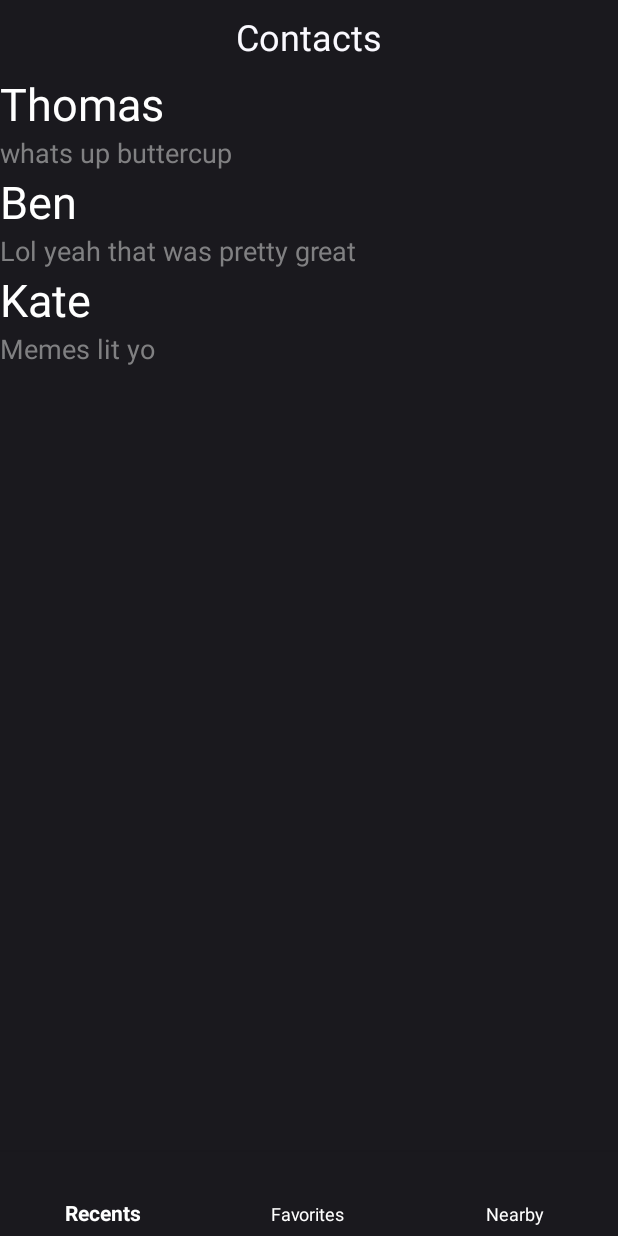
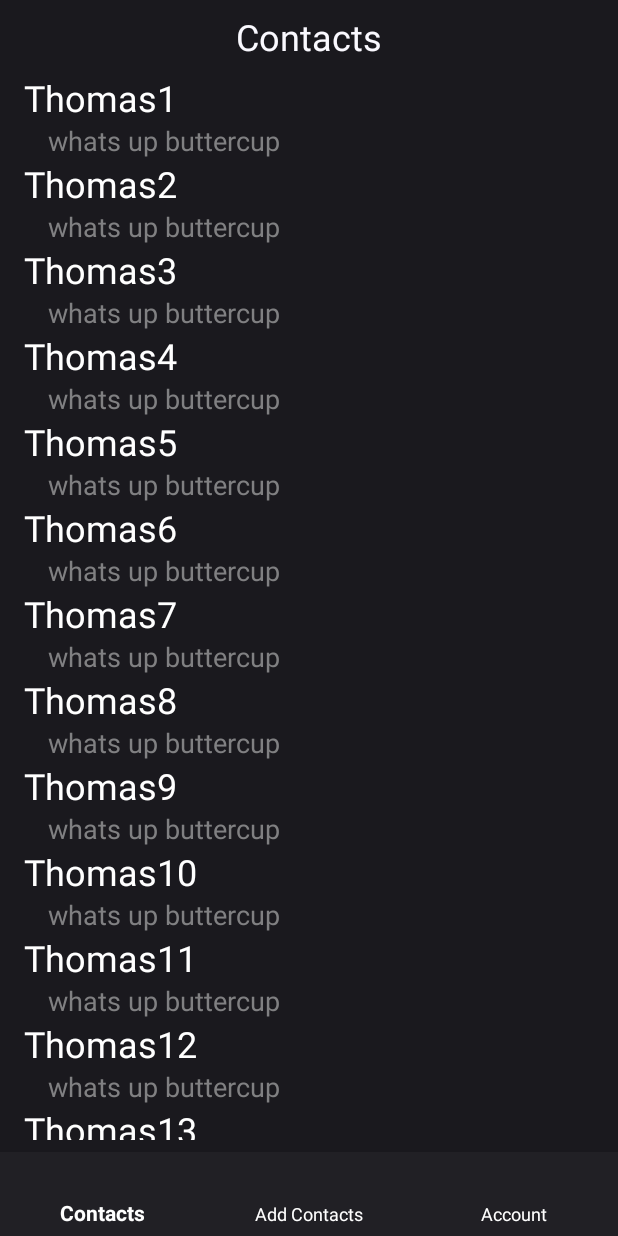
Before and after one commit to batsm/AdvancedMessagingApp, an Android app: the ContactsPage screen opened directly, with no data from a screen before it, on a phone screen of 412 x 824 dp. Run offline under Robolectric (Android 15) with nearby library versions, the phone set to English and light mode, and no system bars.

Commit message:
updated bottom nav bar

```diff
--- a/app/src/main/java/advancedmessagingapp/com/ContactsPage.kt
+++ b/app/src/main/java/advancedmessagingapp/com/ContactsPage.kt
@@ -26,7 +26,11 @@ class ContactsPage : FragmentActivity() {
 
         val adapter = contactsAdapter(contacts)
 
-        contacts.add(contactContainerData("Thomas", "whats up buttercup"))
+        for (i in 1..20)
+        {
+            contacts.add(contactContainerData("Thomas${i.toString()}", "whats up buttercup"))
+        }
+        //contacts.add(contactContainerData("Thomas", "whats up buttercup"))
         contacts.add(contactContainerData("Ben", "Lol yeah that was pretty great"))
         contacts.add(contactContainerData("Kate", "Memes lit yo"))
 
--- a/app/src/main/res/layout/activity_contacts_page.xml
+++ b/app/src/main/res/layout/activity_contacts_page.xml
@@ -14,7 +14,7 @@
             android:layout_height="wrap_content"
             android:layout_alignParentBottom="true"
             app:menu="@menu/bottom_nav_menu"
-            app:itemBackground="@color/colorPrimaryDark"
+            app:itemBackground="@color/colorPrimary"
             app:itemIconTint="@android:color/white"
             app:itemTextColor="@android:color/white"
             app:layout_constraintBottom_toBottomOf="parent"
--- a/app/src/main/res/layout/contact_container.xml
+++ b/app/src/main/res/layout/contact_container.xml
@@ -11,17 +11,17 @@
             android:orientation="vertical">
         <TextView
                 android:text="Username"
-                android:layout_width="wrap_content"
+                android:layout_width="match_parent"
                 android:layout_height="wrap_content" android:id="@+id/txtContactName" android:layout_weight="1"
                 android:textAppearance="@style/TextAppearance.AppCompat"
-                android:textSize="30sp"/>
+                android:textSize="24sp" android:paddingLeft="16dp"/>
         <TextView
                 android:text="Hi! How are you!!"
-                android:layout_width="match_parent"
+                android:layout_width="394dp"
                 android:layout_height="wrap_content" android:id="@+id/txtContactLastMessage"
                 android:layout_weight="1" android:textAppearance="@style/TextAppearance.AppCompat"
                 android:textSize="18sp" android:textColor="@color/colorDarkerText"
-                android:textAlignment="textStart"/>
+                android:textAlignment="textStart" android:paddingLeft="32dp" android:paddingRight="32dp"/>
     </LinearLayout>
 
 </LinearLayout>
--- a/app/src/main/res/menu/bottom_nav_menu.xml
+++ b/app/src/main/res/menu/bottom_nav_menu.xml
@@ -2,18 +2,18 @@
 <menu xmlns:android="http://schemas.android.com/apk/res/android">
 
     <item
-            android:id="@+id/action_recents"
+            android:id="@+id/action_contacts"
             android:enabled="true"
-            android:title="Recents"
+            android:title="Contacts"
             />
     <item
-            android:id="@+id/action_favorites"
+            android:id="@+id/action_addcontacts"
             android:enabled="true"
-            android:title="Favorites"
+            android:title="Add Contacts"
              />
     <item
-            android:id="@+id/action_nearby"
+            android:id="@+id/action_account"
             android:enabled="true"
-            android:title="Nearby"
+            android:title="Account"
             />
 </menu>
```
